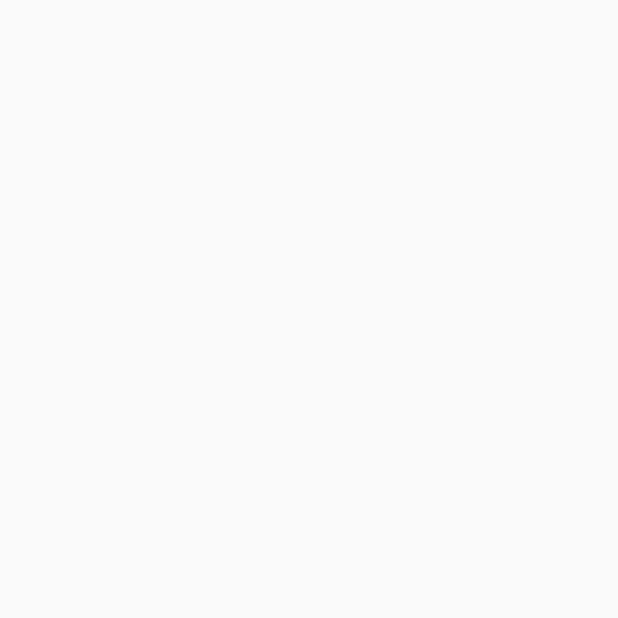
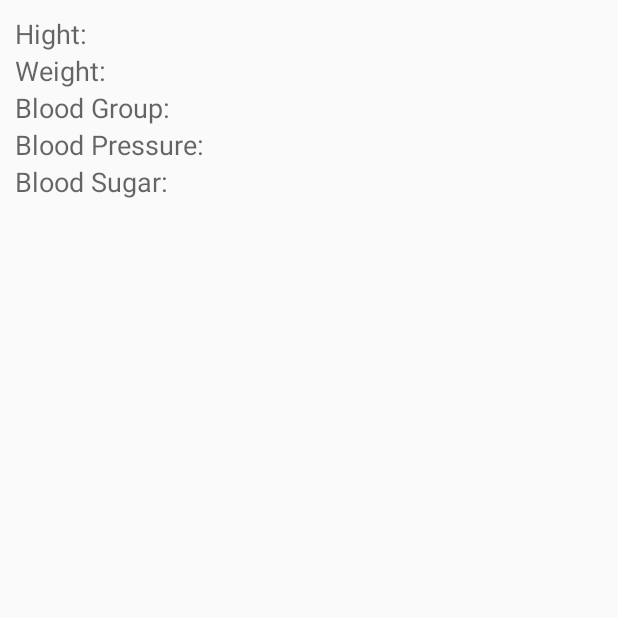
Before and after one commit to Forlonsunny/Try6_iCare, an Android app: the HealthConditionViewer screen opened directly, with no data from a screen before it, on a phone screen of 412 x 824 dp, the top half of it. Before the commit the part shown is empty. Run offline under Robolectric (Android 15) with nearby library versions, the phone set to English and light mode, and no system bars.

Commit message:
try to Health Propertise

```diff
--- a/app/src/main/java/theoaktroop/icare/Health/HealthConditionViewer.java
+++ b/app/src/main/java/theoaktroop/icare/Health/HealthConditionViewer.java
@@ -1,8 +1,12 @@
 package theoaktroop.icare.Health;
 
 import android.app.Activity;
+import android.content.Intent;
 import android.os.Bundle;
+import android.widget.TextView;
 
+import theoaktroop.icare.ProfileActivity.Profile;
+import theoaktroop.icare.ProfileActivity.ProfileDataBase;
 import theoaktroop.icare.R;
 
 /**
@@ -10,10 +14,42 @@ import theoaktroop.icare.R;
  */
 public class HealthConditionViewer extends Activity {
 
+    TextView tvHight,tvWeight,tvBlg,tvBlPr,tvBlSr;
+
+    private HealthDatabaseQuery mHealthDatabaseQuery;
+    private HealthClass mHealthClass;
+
+    String flag;
+    long eMid;
 
     @Override
     protected void onCreate(Bundle savedInstanceState) {
         super.onCreate(savedInstanceState);
         setContentView(R.layout.health_condition_viewer);
+        initilizationOfViews();
+
+        Intent mEIntent = getIntent();
+        flag = mEIntent.getStringExtra("id");
+        if (flag != null) {
+            eMid = Long.parseLong(flag);
+
+
+            mHealthDatabaseQuery = new HealthDatabaseQuery(this);
+            mHealthClass = mHealthDatabaseQuery.getAllHealthsById(eMid);
+            tvHight.setText(mHealthClass.getHeight());
+            tvWeight.setText(mHealthClass.getWight());
+            tvBlg.setText(mHealthClass.getBloodGroup());
+            tvBlPr.setText(mHealthClass.getBloodPressure());
+            tvBlSr.setText(mHealthClass.getBloodSugar());
+        }
+    }
+
+    private void initilizationOfViews() {
+        tvHight=(TextView)findViewById(R.id.tvHight);
+        tvWeight=(TextView)findViewById(R.id.tvWeight);
+        tvBlg=(TextView)findViewById(R.id.tvBlGroop);
+        tvBlPr=(TextView)findViewById(R.id.tvBlPr);
+        tvBlSr=(TextView)findViewById(R.id.tvBlSr);
+
     }
 }
--- a/app/src/main/java/theoaktroop/icare/Health/HealthCreateActivity.java
+++ b/app/src/main/java/theoaktroop/icare/Health/HealthCreateActivity.java
@@ -34,14 +34,17 @@ public class HealthCreateActivity extends Activity {
         getGetEtBlSl=(EditText)findViewById(R.id.etBloodSugar);
     }
     public void SubmitHeBt(View view){
-        Editable prHeight=getEtHegith.getText();
-        Editable prWeght=getGetEtWeight.getText();
-        Editable prBloodGropup=getGetEtBlGropup.getText();
-        Editable prBlPre=getGetEtBlPl.getText();
-        Editable prBlSl=getGetEtBlSl.getText();
+
 
 
         try {
+            Editable prHeight=getEtHegith.getText();
+            Editable prWeght=getGetEtWeight.getText();
+            Editable prBloodGropup=getGetEtBlGropup.getText();
+            Editable prBlPre=getGetEtBlPl.getText();
+            Editable prBlSl=getGetEtBlSl.getText();
+
+
             if (!TextUtils.isEmpty(prHeight) && !TextUtils.isEmpty(prWeght) && !TextUtils.isEmpty(prBloodGropup) &&
                     !TextUtils.isEmpty(prBlPre) && !TextUtils.isEmpty(prBlSl)) {
                 HealthClass createNewHealth = mHealthDatabaseQuery.createNewHealth(prHeight.toString(),prWeght.toString(),prBloodGropup.toString(),prBlPre.toString(),prBlSl.toString());
@@ -56,7 +59,7 @@ public class HealthCreateActivity extends Activity {
         {
             Toast.makeText(this, "You Must Fill all Requirement  ", Toast.LENGTH_LONG).show();
         }
-        finish();
+        //finish();
     }
 
 }
--- a/app/src/main/java/theoaktroop/icare/Health/HealthDBHelper.java
+++ b/app/src/main/java/theoaktroop/icare/Health/HealthDBHelper.java
@@ -31,7 +31,6 @@ public class HealthDBHelper extends SQLiteOpenHelper {
     private static final String SQL_CREATE_TABLE_HEALTH= "CREATE TABLE "+TABLE_HEALTH
             +"("
             +COLUMN_ID + " INTEGER PRIMARY KEY AUTOINCREMENT, "
-            +ProfileDBHelper.COLUMN_PROFILE_ID + " INTEGER NOT NULL, "
             +COLUMN_HEALTH_HEIGHT+" TEXT NOT NULL, "
             +COLUMN_HEALTH_WEIGHT+" TEXT NOT NULL, "
             +COLUMN_HEALTH_BLOOD_GROUP+" TEXT NOT NULL, "
--- a/app/src/main/java/theoaktroop/icare/Health/HealthDatabaseQuery.java
+++ b/app/src/main/java/theoaktroop/icare/Health/HealthDatabaseQuery.java
@@ -18,12 +18,12 @@ public class HealthDatabaseQuery {
     private SQLiteDatabase mSqLiteDatabase;
     private Context mContext;
     private String[] allColumns={
-            healthDBHelper.COLUMN_ID,
-            healthDBHelper.COLUMN_HEALTH_HEIGHT,
-            healthDBHelper.COLUMN_HEALTH_WEIGHT,
-            healthDBHelper.COLUMN_HEALTH_BLOOD_GROUP,
-            healthDBHelper.COLUMN_HEALTH_BLOOD_PRESSURE,
-            healthDBHelper.COLUMN_HEALTH_BLOOD_SUGAR
+            HealthDBHelper.COLUMN_ID,
+            HealthDBHelper.COLUMN_HEALTH_HEIGHT,
+            HealthDBHelper.COLUMN_HEALTH_WEIGHT,
+            HealthDBHelper.COLUMN_HEALTH_BLOOD_GROUP,
+            HealthDBHelper.COLUMN_HEALTH_BLOOD_PRESSURE,
+            HealthDBHelper.COLUMN_HEALTH_BLOOD_SUGAR
     };
 
     public HealthDatabaseQuery(Context context) {
@@ -50,15 +50,15 @@ public class HealthDatabaseQuery {
     public HealthClass createNewHealth(String mHeight, String mWeight, String mBloodGroup, String mBloodPressure, String mBloodSugar) {
         ContentValues values = new ContentValues();
 
-        values.put(healthDBHelper.COLUMN_HEALTH_HEIGHT, mHeight);
-        values.put(healthDBHelper.COLUMN_HEALTH_WEIGHT, mWeight);
-        values.put(healthDBHelper.COLUMN_HEALTH_BLOOD_GROUP, mBloodGroup);
-        values.put(healthDBHelper.COLUMN_HEALTH_BLOOD_PRESSURE, mBloodPressure);
-        values.put(healthDBHelper.COLUMN_HEALTH_BLOOD_SUGAR, mBloodSugar);
+        values.put(HealthDBHelper.COLUMN_HEALTH_HEIGHT, mHeight);
+        values.put(HealthDBHelper.COLUMN_HEALTH_WEIGHT, mWeight);
+        values.put(HealthDBHelper.COLUMN_HEALTH_BLOOD_GROUP, mBloodGroup);
+        values.put(HealthDBHelper.COLUMN_HEALTH_BLOOD_PRESSURE, mBloodPressure);
+        values.put(HealthDBHelper.COLUMN_HEALTH_BLOOD_SUGAR, mBloodSugar);
 
-        long insertId=mSqLiteDatabase.insert(healthDBHelper.TABLE_HEALTH,null,values);
+        long insertId=mSqLiteDatabase.insert(HealthDBHelper.TABLE_HEALTH,null,values);
 
-        Cursor cursor=mSqLiteDatabase.query(healthDBHelper.TABLE_HEALTH,allColumns,healthDBHelper.COLUMN_ID+" = "+insertId,null,null,null,null);
+        Cursor cursor=mSqLiteDatabase.query(HealthDBHelper.TABLE_HEALTH,allColumns,HealthDBHelper.COLUMN_ID+" = "+insertId,null,null,null,null);
         cursor.moveToFirst();
         HealthClass newHealth = cursorToHealth(cursor);
         cursor.close();
--- a/app/src/main/java/theoaktroop/icare/ProfileActivity/ProfileListactivity.java
+++ b/app/src/main/java/theoaktroop/icare/ProfileActivity/ProfileListactivity.java
@@ -27,6 +27,7 @@ public class ProfileListactivity extends ActionBarActivity {
     private ListProfileAdapter mAdapter;
     private ProfileDataBase mprofileDataBase;
     private Context context;
+    long ePID=0;
     @Override
     protected void onCreate(Bundle savedInstanceState) {
         super.onCreate(savedInstanceState);
@@ -53,6 +54,13 @@ public class ProfileListactivity extends ActionBarActivity {
                 iTemIntent.putExtra("id",String.valueOf(id));
                 startActivity(iTemIntent);
 
+            }
+        });
+        mListView.setOnItemLongClickListener(new AdapterView.OnItemLongClickListener() {
+            @Override
+            public boolean onItemLongClick(AdapterView<?> parent, View view, int position, long id) {
+                ePID=id;
+                return false;
             }
         });
 
@@ -139,7 +147,8 @@ public class ProfileListactivity extends ActionBarActivity {
         switch(item.getItemId()){
             case R.id.action_viewHealthCondition:
                 Intent HIntent=new Intent(ProfileListactivity.this,HealthConditionViewer.class);
-
+                HIntent.putExtra("id",String.valueOf(ePID));
+                startActivity(HIntent);
                 break;
 
 
--- a/app/src/main/res/layout/health_condition_viewer.xml
+++ b/app/src/main/res/layout/health_condition_viewer.xml
@@ -1,6 +1,117 @@
 <?xml version="1.0" encoding="utf-8"?>
 <LinearLayout xmlns:android="http://schemas.android.com/apk/res/android"
-    android:orientation="vertical" android:layout_width="match_parent"
-    android:layout_height="match_parent">
+    android:orientation="vertical"
+    android:layout_margin="10dp"
+    android:layout_width="match_parent"
+    android:layout_height="match_parent"
+
+    >
+    <LinearLayout
+        android:layout_width="fill_parent"
+        android:layout_height="wrap_content"
+        android:orientation="horizontal"
+        >
+    <TextView
+        android:layout_width="150dp"
+        android:layout_height="wrap_content"
+        android:textAppearance="?android:attr/textAppearanceMedium"
+        android:text="Hight: "
+         >
+
+    </TextView>
+
+    <TextView
+        android:id="@+id/tvHight"
+        android:layout_width="match_parent"
+        android:layout_height="wrap_content"
+         >
+    </TextView>
+    </LinearLayout>
+        <LinearLayout
+            android:layout_width="fill_parent"
+            android:layout_height="wrap_content"
+            android:orientation="horizontal"
+            >
+            <TextView
+                android:layout_width="150dp"
+                android:layout_height="wrap_content"
+                android:textAppearance="?android:attr/textAppearanceMedium"
+                android:text="Weight: "
+                android:id="@+id/textHight" >
+
+            </TextView>
+
+            <TextView
+                android:id="@+id/tvWeight"
+                android:layout_width="match_parent"
+                android:layout_height="wrap_content"
+                >
+            </TextView>
+    </LinearLayout>
+    <LinearLayout
+        android:layout_width="fill_parent"
+        android:layout_height="wrap_content"
+        android:orientation="horizontal"
+        >
+        <TextView
+            android:layout_width="150dp"
+            android:layout_height="wrap_content"
+            android:textAppearance="?android:attr/textAppearanceMedium"
+            android:text="Blood Group: "
+            android:id="@+id/textBloodGroup"  >
+
+        </TextView>
+
+        <TextView
+            android:id="@+id/tvBlGroop"
+            android:layout_width="match_parent"
+            android:layout_height="wrap_content"
+            >
+        </TextView>
+    </LinearLayout>
+    <LinearLayout
+        android:layout_width="fill_parent"
+        android:layout_height="wrap_content"
+        android:orientation="horizontal"
+        >
+        <TextView
+            android:layout_width="150dp"
+            android:layout_height="wrap_content"
+            android:textAppearance="?android:attr/textAppearanceMedium"
+            android:text="Blood Pressure: "
+            android:id="@+id/textBloodPressure"  >
+
+        </TextView>
+
+        <TextView
+            android:id="@+id/tvBlPr"
+            android:layout_width="match_parent"
+            android:layout_height="wrap_content"
+            >
+        </TextView>
+    </LinearLayout>
+    <LinearLayout
+        android:layout_width="fill_parent"
+        android:layout_height="wrap_content"
+        android:orientation="horizontal"
+        >
+        <TextView
+            android:layout_width="150dp"
+            android:layout_height="wrap_content"
+
+            android:textAppearance="?android:attr/textAppearanceMedium"
+            android:text="Blood Sugar: "
+            android:id="@+id/textBloodSugar"  >
+
+        </TextView>
+
+        <TextView
+            android:id="@+id/tvBlSr"
+            android:layout_width="match_parent"
+            android:layout_height="wrap_content"
+            >
+        </TextView>
+    </LinearLayout>
+
 
 </LinearLayout>
```
